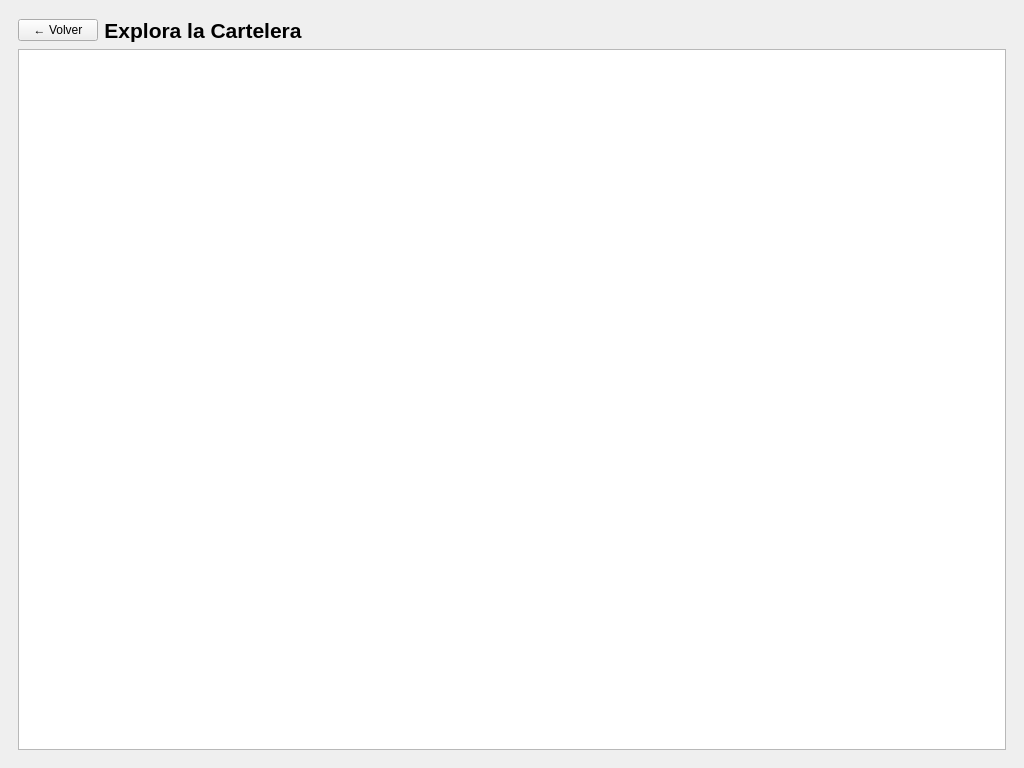
Above: apps/gui/ui/mainwindow.ui from jorgebd21/CineManager before the change. Below: the same form after it.
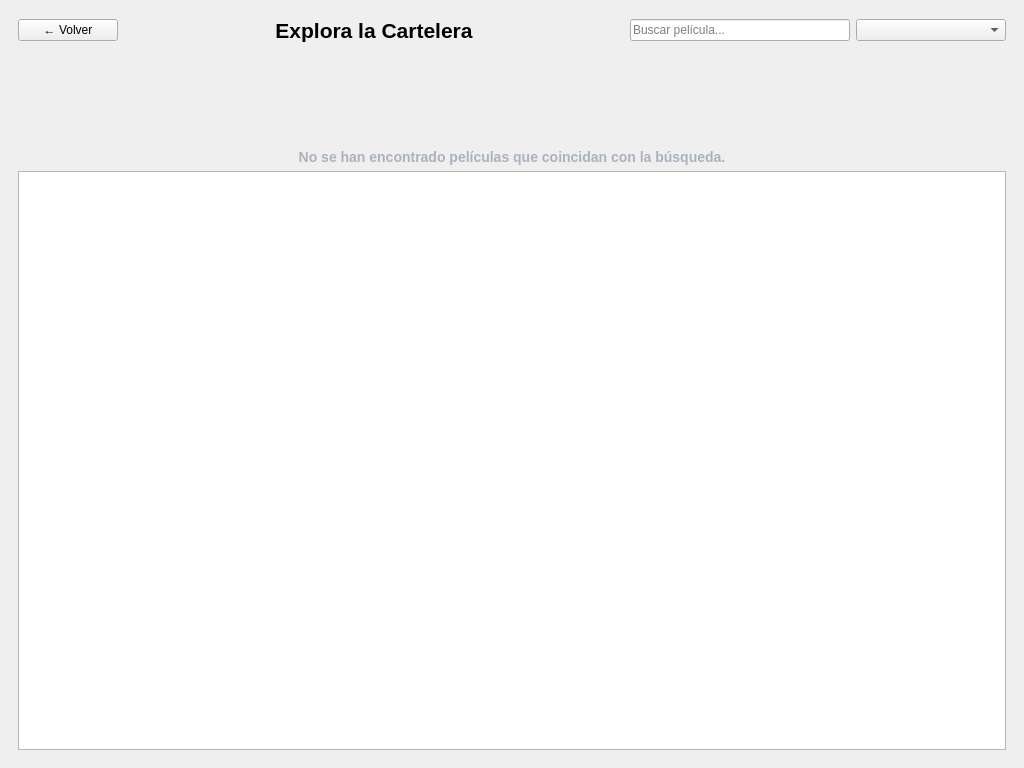
That is the form after the change. The open tabs and pages were chosen to show the change.

Commit message:
feat(gui): implement dynamic movie search and genre filtering
- Add QLineEdit for text search and QComboBox for genre selection in MainWindow UI.
- Enhance MovieCardWidget to expose movie title and genre properties.
- Implement real-time filtering logic in MainWindow to dynamically toggle movie card visibility.
- Add fallback 'No results found' message for empty states.

What changed in the file:
```diff
--- a/apps/gui/ui/mainwindow.ui
+++ b/apps/gui/ui/mainwindow.ui
@@ -81,20 +81,43 @@
            </widget>
           </item>
           <item>
-           <spacer name="spacerHeaderPeliculas">
-            <property name="orientation">
-             <enum>Qt::Horizontal</enum>
+           <widget class="QLineEdit" name="inputBuscar">
+            <property name="placeholderText">
+             <string>Buscar película...</string>
             </property>
-            <property name="sizeHint" stdset="0">
+            <property name="maximumSize">
              <size>
-              <width>100</width>
-              <height>20</height>
+              <width>220</width>
+              <height>16777215</height>
              </size>
             </property>
-           </spacer>
+           </widget>
+          </item>
+          <item>
+           <widget class="QComboBox" name="comboGenero">
+            <property name="maximumSize">
+             <size>
+              <width>150</width>
+              <height>16777215</height>
+             </size>
+            </property>
+           </widget>
           </item>
          </layout>
         </item>
+        <item>
+         <widget class="QLabel" name="labelNoResultados">
+          <property name="text">
+           <string>No se han encontrado películas que coincidan con la búsqueda.</string>
+          </property>
+          <property name="alignment">
+           <set>Qt::AlignCenter</set>
+          </property>
+          <property name="styleSheet">
+           <string>color: #abb2bf; font-size: 14px; font-weight: bold; margin-top: 100px;</string>
+          </property>
+         </widget>
+        </item>
         <item>
          <widget class="QListWidget" name="listaPeliculas"/>
         </item>
```
The commit also changes 4 other files.
